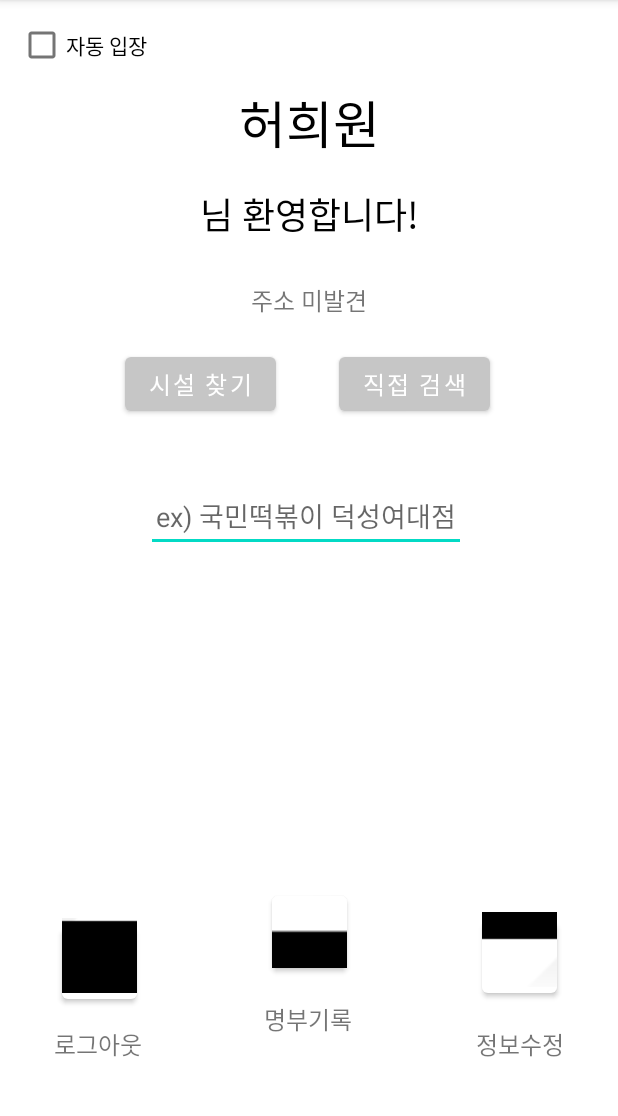
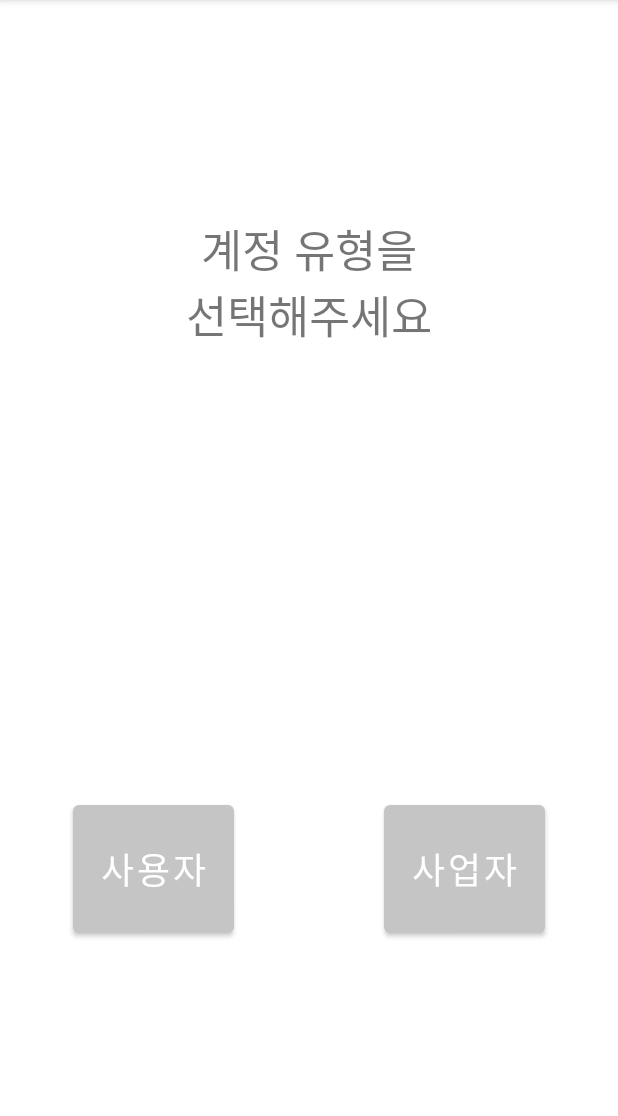
Before and after one commit to Huh21/project_with_a_jump, an Android app: the screen it shows after launch (MainActivity before the commit, InitActivity after it), on a phone screen of 412 x 824 dp, the part 84-1200 px from its top. Run offline under Robolectric (Android 15) with nearby library versions, the phone set to English and light mode, and no system bars.

Commit message:
1. 앱 최초로 실행 시, 사용 유형(사용자인지, 사업자인지) 선택하는 화면 구현 중 2. 시설 사업자 데이터베이스에서 주소 데이터 가져오는 코드 구현

```diff
--- /dev/null
+++ b/app/src/main/java/org/ict/project_with_a_jump/InitActivity.java
@@ -0,0 +1,63 @@
+package org.ict.project_with_a_jump;
+
+import android.content.Intent;
+import android.content.SharedPreferences;
+import android.os.Bundle;
+import android.view.View;
+import android.widget.Button;
+
+import androidx.appcompat.app.AppCompatActivity;
+
+public class InitActivity extends AppCompatActivity {
+
+    private Button userBtn;
+    private Button manageBtn;
+    private SharedPreferences choiceData;
+    private boolean saveData;
+
+    protected void onCreate(Bundle savedInstanceState) {
+        super.onCreate(savedInstanceState);
+        setContentView(R.layout.activity_init);
+
+        userBtn = findViewById(R.id.userBtn);
+        manageBtn = findViewById(R.id.manageBtn);
+
+        // 앱 첫 실행이 아닌 경우, 바로 사용자 유형별(사용자, 사업자) 화면 연결
+        choiceData = getSharedPreferences("choiceData", MODE_PRIVATE);
+        load();
+
+        userBtn.setOnClickListener(new View.OnClickListener() {
+            @Override
+            public void onClick(View arg0) {
+                save();
+                Intent intent = new Intent(getApplicationContext(), CertifyActivity.class);
+                startActivity(intent);
+            }
+        });
+
+        manageBtn.setOnClickListener(new View.OnClickListener() {
+            @Override
+            public void onClick(View arg0) {
+                //Intent intent = new Intent(getApplicationContext(), ManageActivity.class);
+                //startActivity(intent);
+            }
+        });
+    }
+
+    private void load() { // 설정값 호출
+        saveData = choiceData.getBoolean("SAVE_CHOICE_DATA", false);
+
+        if (saveData) {
+            userBtn.callOnClick();
+        } else {
+            manageBtn.callOnClick();
+        }
+    }
+
+    private void save() { // 설정값 저장
+        SharedPreferences.Editor editor = choiceData.edit();
+
+        editor.putBoolean("SAVE_CHOICE_DATA", userBtn.isSelected());
+        editor.apply();
+    }
+}
--- /dev/null
+++ b/app/src/main/res/layout/activity_init.xml
@@ -0,0 +1,54 @@
+<?xml version="1.0" encoding="utf-8"?>
+<androidx.constraintlayout.widget.ConstraintLayout xmlns:android="http://schemas.android.com/apk/res/android"
+    xmlns:app="http://schemas.android.com/apk/res-auto"
+    android:layout_width="match_parent"
+    android:layout_height="match_parent">
+
+    <TextView
+        android:id="@+id/notice"
+        android:layout_width="wrap_content"
+        android:layout_height="wrap_content"
+        android:layout_marginStart="122dp"
+        android:layout_marginLeft="122dp"
+        android:layout_marginTop="144dp"
+        android:layout_marginEnd="122dp"
+        android:layout_marginRight="122dp"
+        android:gravity="center"
+        android:text="계정 유형을\n선택해주세요"
+        android:textSize="30sp"
+        app:layout_constraintEnd_toEndOf="parent"
+        app:layout_constraintStart_toStartOf="parent"
+        app:layout_constraintTop_toTopOf="parent" />
+
+    <Button
+        android:id="@+id/manageBtn"
+        android:layout_width="107dp"
+        android:layout_height="97dp"
+        android:layout_marginStart="50dp"
+        android:layout_marginLeft="50dp"
+        android:layout_marginEnd="59dp"
+        android:layout_marginRight="59dp"
+        android:layout_marginBottom="140dp"
+        android:text="사업자"
+        android:textSize="24sp"
+        app:backgroundTint="#C5C5C5"
+        app:layout_constraintBottom_toBottomOf="parent"
+        app:layout_constraintEnd_toEndOf="parent"
+        app:layout_constraintStart_toEndOf="@+id/userBtn" />
+
+    <Button
+        android:id="@+id/userBtn"
+        android:layout_width="107dp"
+        android:layout_height="97dp"
+        android:layout_marginStart="59dp"
+        android:layout_marginLeft="59dp"
+        android:layout_marginEnd="50dp"
+        android:layout_marginRight="50dp"
+        android:layout_marginBottom="140dp"
+        android:text="사용자"
+        android:textSize="24sp"
+        app:backgroundTint="#C5C5C5"
+        app:layout_constraintBottom_toBottomOf="parent"
+        app:layout_constraintEnd_toStartOf="@+id/manageBtn"
+        app:layout_constraintStart_toStartOf="parent" />
+</androidx.constraintlayout.widget.ConstraintLayout>
--- a/app/src/main/res/layout/activity_main.xml
+++ b/app/src/main/res/layout/activity_main.xml
@@ -31,7 +31,7 @@
         android:gravity="center"
         android:text="명부기록"
         android:textSize="16sp"
-        app:layout_constraintStart_toEndOf="@+id/logout"
+        app:layout_constraintStart_toEndOf="@+id/change"
         app:layout_constraintTop_toBottomOf="@+id/listBtn" />
 
     <TextView
@@ -151,8 +151,7 @@
         android:layout_marginLeft="50dp"
         android:layout_marginEnd="80dp"
         android:layout_marginRight="80dp"
-        android:layout_marginBottom="96dp"
-        android:drawableBottom="@drawable/logout"
+        android:layout_marginBottom="100dp"
         app:backgroundTint="#FFFFFF"
         app:layout_constraintBottom_toBottomOf="parent"
         app:layout_constraintEnd_toStartOf="@+id/listBtn"
@@ -180,28 +179,26 @@
         android:layout_height="60dp"
         android:layout_marginStart="10dp"
         android:layout_marginLeft="10dp"
-        android:layout_marginTop="210dp"
         android:layout_marginEnd="10dp"
         android:layout_marginRight="10dp"
-        android:layout_marginBottom="103dp"
+        android:layout_marginBottom="100dp"
         android:drawableBottom="@drawable/list"
         android:padding="0sp"
         android:scaleType="centerInside"
         app:backgroundTint="#FFFFFF"
         app:layout_constraintBottom_toBottomOf="parent"
         app:layout_constraintEnd_toStartOf="@+id/modifyBtn"
-        app:layout_constraintStart_toEndOf="@+id/logoutBtn"
-        app:layout_constraintTop_toBottomOf="@+id/editText" />
+        app:layout_constraintStart_toEndOf="@+id/logoutBtn" />
 
     <TextView
-        android:id="@+id/logout"
+        android:id="@+id/change"
         android:layout_width="wrap_content"
         android:layout_height="wrap_content"
         android:layout_marginStart="36dp"
         android:layout_marginLeft="36dp"
-        android:layout_marginTop="12dp"
+        android:layout_marginTop="16dp"
         android:gravity="center"
-        android:text="로그아웃"
+        android:text="계정전환"
         android:textSize="16sp"
         app:layout_constraintStart_toStartOf="parent"
         app:layout_constraintTop_toBottomOf="@+id/logoutBtn" />
--- a/build.gradle
+++ b/build.gradle
@@ -6,6 +6,8 @@ buildscript {
     }
     dependencies {
         classpath "com.android.tools.build:gradle:4.2.0"
+
+        classpath "com.google.gms:google-services:4.0.0"
 
         // NOTE: Do not place your application dependencies here; they belong
         // in the individual module build.gradle files
```
Also changed, not shown: app/build.gradle (+7 -0 lines), app/src/main/AndroidManifest.xml (+23 -4 lines), app/src/main/java/org/ict/project_with_a_jump/MainActivity.java (+84 -12 lines), app/src/main/java/org/ict/project_with_a_jump/User.java (added, +48 -0 lines).
